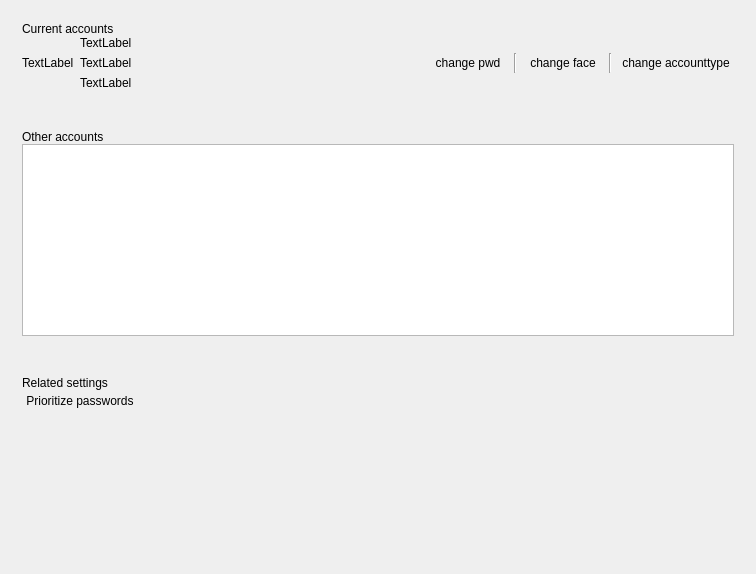
ukui/ukui-control-center, file plugins/account/userinfo/userinfo.ui: the form before one commit.
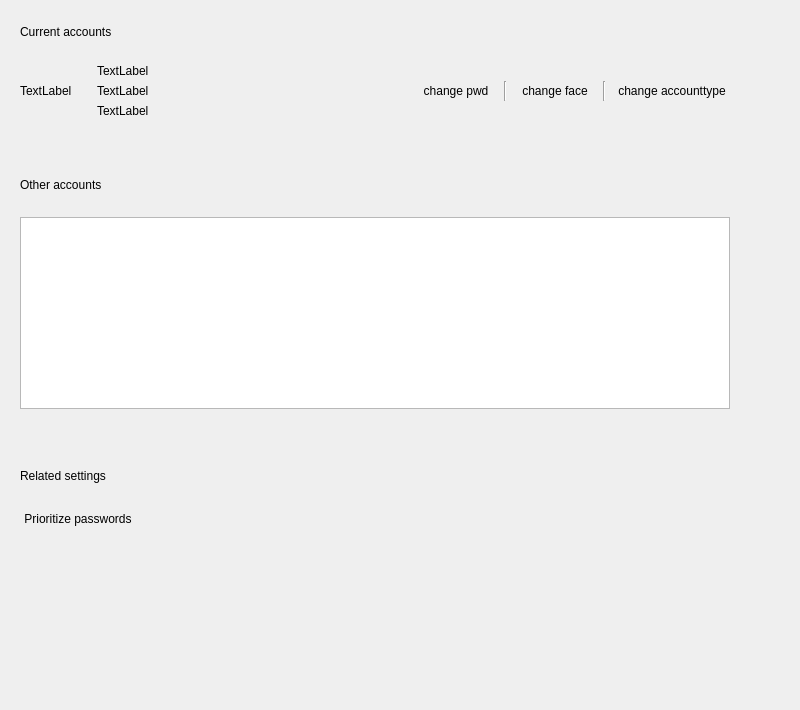
The form after the commit.

Commit message: ukui3.0 ukui-control-center(exclude frame modules 29; unfinish 11; finish need beautify 18)  * 账户模块初步美化，按照UI规范设置控件布局  * 个性化模块初步美化，按照UI规范设置控件布局  * 网络模块初步美化，按照UI规范设置空间布局  * 时间和语言模块初步美化，按照UI规范设置控件布局  * 信息和任务模块的关于功能初步美化，按照UI规范设置控件布局

What changed in the file:
```diff
--- a/plugins/account/userinfo/userinfo.ui
+++ b/plugins/account/userinfo/userinfo.ui
@@ -6,42 +6,84 @@
    <rect>
     <x>0</x>
     <y>0</y>
-    <width>756</width>
-    <height>574</height>
+    <width>800</width>
+    <height>710</height>
    </rect>
   </property>
   <property name="minimumSize">
    <size>
-    <width>756</width>
-    <height>574</height>
+    <width>800</width>
+    <height>710</height>
    </size>
   </property>
   <property name="maximumSize">
    <size>
-    <width>756</width>
-    <height>574</height>
+    <width>800</width>
+    <height>710</height>
    </size>
   </property>
   <property name="windowTitle">
    <string>UserInfo</string>
   </property>
   <layout class="QVBoxLayout" name="verticalLayout_2">
+   <property name="spacing">
+    <number>0</number>
+   </property>
+   <property name="leftMargin">
+    <number>0</number>
+   </property>
+   <property name="topMargin">
+    <number>0</number>
+   </property>
+   <property name="rightMargin">
+    <number>0</number>
+   </property>
+   <property name="bottomMargin">
+    <number>0</number>
+   </property>
    <item>
     <widget class="QStackedWidget" name="StackedWidget">
      <widget class="QWidget" name="Page1">
       <layout class="QVBoxLayout" name="verticalLayout">
        <property name="spacing">
+        <number>25</number>
+       </property>
+       <property name="leftMargin">
+        <number>20</number>
+       </property>
+       <property name="topMargin">
+        <number>25</number>
+       </property>
+       <property name="rightMargin">
+        <number>0</number>
+       </property>
+       <property name="bottomMargin">
         <number>0</number>
        </property>
        <item>
         <widget class="QLabel" name="label">
+         <property name="sizePolicy">
+          <sizepolicy hsizetype="Fixed" vsizetype="Fixed">
+           <horstretch>0</horstretch>
+           <verstretch>0</verstretch>
+          </sizepolicy>
+         </property>
          <property name="text">
           <string>Current accounts</string>
          </property>
+         <property name="scaledContents">
+          <bool>true</bool>
+         </property>
+         <property name="stylesize" stdset="0">
+          <string>title1#</string>
+         </property>
         </widget>
        </item>
        <item>
         <layout class="QHBoxLayout" name="horizontalLayout">
+         <property name="spacing">
+          <number>8</number>
+         </property>
          <item>
           <widget class="QLabel" name="faceLabel">
            <property name="text">
@@ -49,27 +91,70 @@
            </property>
           </widget>
          </item>
+         <item>
+          <spacer name="horizontalSpacer_3">
+           <property name="orientation">
+            <enum>Qt::Horizontal</enum>
+           </property>
+           <property name="sizeType">
+            <enum>QSizePolicy::Fixed</enum>
+           </property>
+           <property name="sizeHint" stdset="0">
+            <size>
+             <width>17</width>
+             <height>20</height>
+            </size>
+           </property>
+          </spacer>
+         </item>
          <item>
           <layout class="QVBoxLayout" name="verticalLayout_3">
-           <item>
+           <item alignment="Qt::AlignHCenter">
             <widget class="QLabel" name="usernameLabel">
+             <property name="sizePolicy">
+              <sizepolicy hsizetype="Fixed" vsizetype="Fixed">
+               <horstretch>0</horstretch>
+               <verstretch>0</verstretch>
+              </sizepolicy>
+             </property>
              <property name="text">
               <string>TextLabel</string>
              </property>
+             <property name="scaledContents">
+              <bool>true</bool>
+             </property>
             </widget>
            </item>
-           <item>
+           <item alignment="Qt::AlignHCenter">
             <widget class="QLabel" name="accounttypeLabel">
+             <property name="sizePolicy">
+              <sizepolicy hsizetype="Fixed" vsizetype="Fixed">
+               <horstretch>0</horstretch>
+               <verstretch>0</verstretch>
+              </sizepolicy>
+             </property>
              <property name="text">
               <string>TextLabel</string>
              </property>
+             <property name="scaledContents">
+              <bool>true</bool>
+             </property>
             </widget>
            </item>
-           <item>
+           <item alignment="Qt::AlignHCenter">
             <widget class="QLabel" name="loginLabel">
+             <property name="sizePolicy">
+              <sizepolicy hsizetype="Fixed" vsizetype="Fixed">
+               <horstretch>0</horstretch>
+               <verstretch>0</verstretch>
+              </sizepolicy>
+             </property>
              <property name="text">
               <string>TextLabel</string>
              </property>
+             <property name="scaledContents">
+              <bool>true</bool>
+             </property>
             </widget>
            </item>
           </layout>
@@ -143,6 +228,22 @@
            </property>
           </widget>
          </item>
+         <item>
+          <spacer name="horizontalSpacer_4">
+           <property name="orientation">
+            <enum>Qt::Horizontal</enum>
+           </property>
+           <property name="sizeType">
+            <enum>QSizePolicy::Fixed</enum>
+           </property>
+           <property name="sizeHint" stdset="0">
+            <size>
+             <width>70</width>
+             <height>20</height>
+            </size>
+           </property>
+          </spacer>
+         </item>
         </layout>
        </item>
        <item>
@@ -156,20 +257,44 @@
          <property name="sizeHint" stdset="0">
           <size>
            <width>20</width>
-           <height>40</height>
+           <height>35</height>
           </size>
          </property>
         </spacer>
        </item>
        <item>
         <widget class="QLabel" name="label_7">
+         <property name="sizePolicy">
+          <sizepolicy hsizetype="Fixed" vsizetype="Fixed">
+           <horstretch>0</horstretch>
+           <verstretch>0</verstretch>
+          </sizepolicy>
+         </property>
          <property name="text">
           <string>Other accounts</string>
          </property>
+         <property name="scaledContents">
+          <bool>true</bool>
+         </property>
+         <property name="stylesize" stdset="0">
+          <string>title1#</string>
+         </property>
         </widget>
        </item>
        <item>
         <widget class="QListWidget" name="listWidget">
+         <property name="minimumSize">
+          <size>
+           <width>710</width>
+           <height>0</height>
+          </size>
+         </property>
+         <property name="maximumSize">
+          <size>
+           <width>710</width>
+           <height>16777215</height>
+          </size>
+         </property>
          <property name="viewMode">
           <enum>QListView::ListMode</enum>
          </property>
@@ -186,16 +311,28 @@
          <property name="sizeHint" stdset="0">
           <size>
            <width>20</width>
-           <height>40</height>
+           <height>35</height>
           </size>
          </property>
         </spacer>
        </item>
        <item>
         <widget class="QLabel" name="label_8">
+         <property name="sizePolicy">
+          <sizepolicy hsizetype="Fixed" vsizetype="Fixed">
+           <horstretch>0</horstretch>
+           <verstretch>0</verstretch>
+          </sizepolicy>
+         </property>
          <property name="text">
           <string>Related settings</string>
          </property>
+         <property name="scaledContents">
+          <bool>true</bool>
+         </property>
+         <property name="stylesize" stdset="0">
+          <string>title1#</string>
+         </property>
         </widget>
        </item>
        <item>
```
The commit also changes 48 other files.
